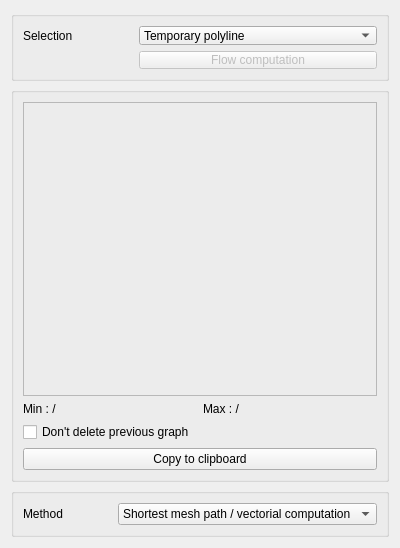
Old version of the form meshlayertools/FlowTool.ui in the repository Artelia/PostTelemac.
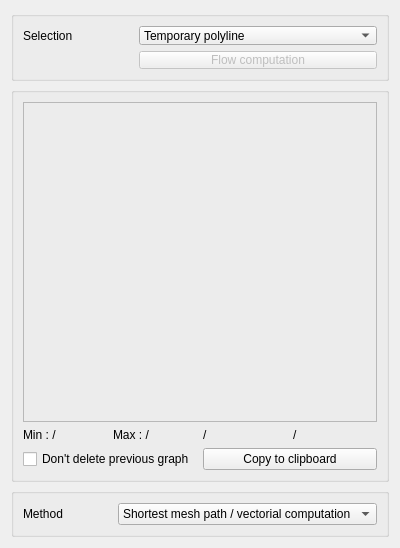
New version of the form. Icons and pictures are not drawn.

Diff of the .ui file:
```diff
--- a/meshlayertools/FlowTool.ui
+++ b/meshlayertools/FlowTool.ui
@@ -96,6 +96,13 @@
       <string/>
      </property>
      <layout class="QGridLayout" name="gridLayout_17">
+      <item row="1" column="2">
+       <widget class="QLabel" name="label_X">
+        <property name="text">
+         <string>/</string>
+        </property>
+       </widget>
+      </item>
       <item row="1" column="1">
        <widget class="QLabel" name="label_flow_resultmax">
         <property name="sizePolicy">
@@ -128,7 +135,21 @@
         </property>
        </widget>
       </item>
-      <item row="0" column="0" colspan="2">
+      <item row="2" column="0" colspan="2">
+       <widget class="QCheckBox" name="checkBox">
+        <property name="text">
+         <string>Don't delete previous graph</string>
+        </property>
+       </widget>
+      </item>
+      <item row="1" column="3">
+       <widget class="QLabel" name="label_Y">
+        <property name="text">
+         <string>/</string>
+        </property>
+       </widget>
+      </item>
+      <item row="0" column="0" colspan="4">
        <widget class="QFrame" name="frame">
         <property name="frameShape">
          <enum>QFrame::StyledPanel</enum>
@@ -138,20 +159,13 @@
         </property>
        </widget>
       </item>
-      <item row="3" column="0" colspan="2">
+      <item row="2" column="2" colspan="2">
        <widget class="QPushButton" name="pushButton_4">
         <property name="text">
          <string>Copy to clipboard</string>
         </property>
        </widget>
       </item>
-      <item row="2" column="0" colspan="2">
-       <widget class="QCheckBox" name="checkBox">
-        <property name="text">
-         <string>Don't delete previous graph</string>
-        </property>
-       </widget>
-      </item>
      </layout>
     </widget>
    </item>
```
